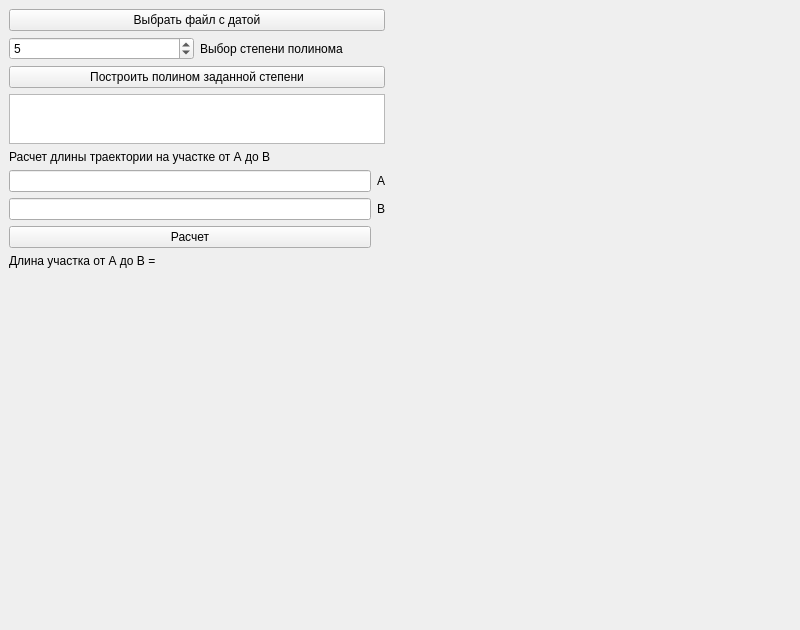
Qt form ui_files/main_design.ui (gruzdev-as/Alexey_thesis_app) before a commit.
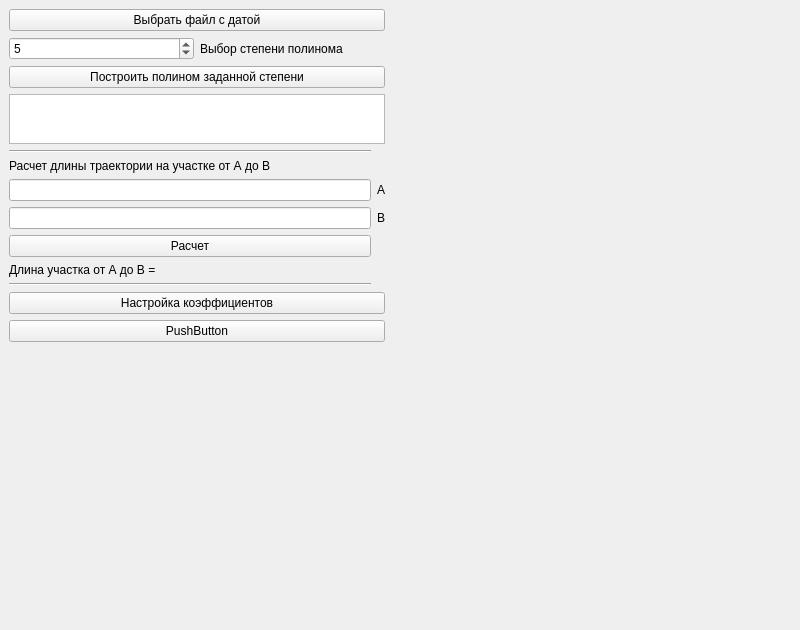
The same form after that commit.

Commit message: Added additional window for coef. adjustment

The edit to the form file:
```diff
--- a/ui_files/main_design.ui
+++ b/ui_files/main_design.ui
@@ -61,62 +61,90 @@
       </item>
       <item>
        <layout class="QGridLayout" name="gridLayout">
-        <item row="5" column="0">
-         <spacer name="verticalSpacer">
+        <item row="6" column="0">
+         <widget class="Line" name="line">
           <property name="orientation">
-           <enum>Qt::Vertical</enum>
+           <enum>Qt::Horizontal</enum>
           </property>
-          <property name="sizeHint" stdset="0">
-           <size>
-            <width>20</width>
-            <height>40</height>
-           </size>
+         </widget>
+        </item>
+        <item row="0" column="0">
+         <widget class="Line" name="line_2">
+          <property name="orientation">
+           <enum>Qt::Horizontal</enum>
           </property>
-         </spacer>
+         </widget>
         </item>
-        <item row="3" column="0">
+        <item row="4" column="0">
          <widget class="QPushButton" name="calculate_length_button">
           <property name="text">
            <string>Расчет</string>
           </property>
          </widget>
         </item>
-        <item row="2" column="0">
+        <item row="5" column="0">
+         <widget class="QLabel" name="length_label">
+          <property name="text">
+           <string>Длина участка от А до B = </string>
+          </property>
+         </widget>
+        </item>
+        <item row="3" column="0">
          <widget class="QLineEdit" name="pointB_lineedit"/>
         </item>
-        <item row="0" column="0">
+        <item row="1" column="0">
          <widget class="QLabel" name="label_4">
           <property name="text">
            <string>Расчет длины траектории на участке от А до B</string>
           </property>
          </widget>
         </item>
-        <item row="2" column="1">
+        <item row="3" column="1">
          <widget class="QLabel" name="label_3">
           <property name="text">
            <string>B</string>
           </property>
          </widget>
         </item>
-        <item row="1" column="1">
+        <item row="2" column="1">
          <widget class="QLabel" name="label_2">
           <property name="text">
            <string>А</string>
           </property>
          </widget>
         </item>
-        <item row="1" column="0">
+        <item row="2" column="0">
          <widget class="QLineEdit" name="pointA_lineEdit"/>
         </item>
-        <item row="4" column="0">
-         <widget class="QLabel" name="length_label">
-          <property name="text">
-           <string>Длина участка от А до B = </string>
-          </property>
-         </widget>
-        </item>
        </layout>
       </item>
+      <item>
+       <widget class="QPushButton" name="adjust_coef_button">
+        <property name="text">
+         <string>Настройка коэффициентов</string>
+        </property>
+       </widget>
+      </item>
+      <item>
+       <widget class="QPushButton" name="pushButton">
+        <property name="text">
+         <string>PushButton</string>
+        </property>
+       </widget>
+      </item>
+      <item>
+       <spacer name="verticalSpacer">
+        <property name="orientation">
+         <enum>Qt::Vertical</enum>
+        </property>
+        <property name="sizeHint" stdset="0">
+         <size>
+          <width>20</width>
+          <height>40</height>
+         </size>
+        </property>
+       </spacer>
+      </item>
      </layout>
     </item>
     <item>
```
The commit also changes 5 other files.
